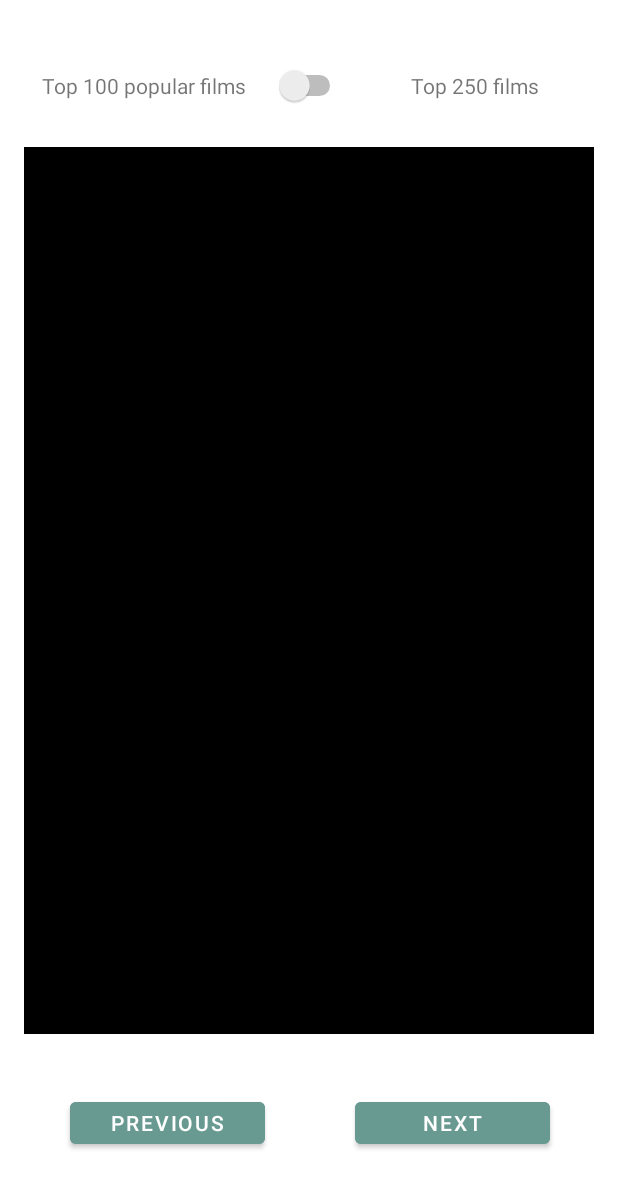
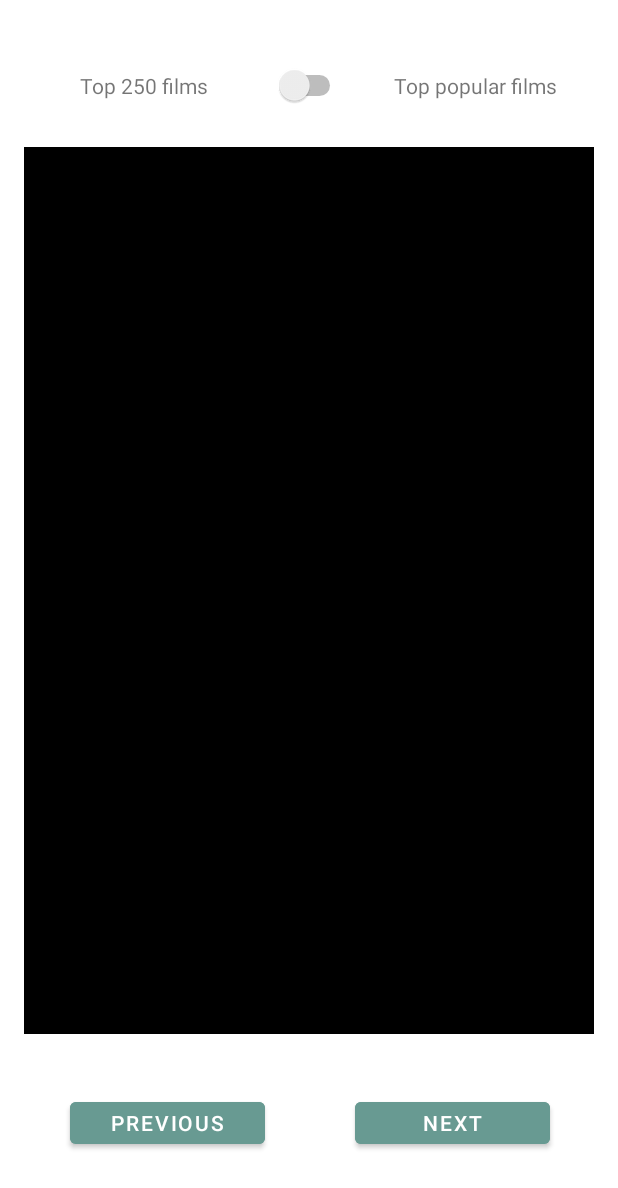
Before and after one commit to Foxxx48/MyFavoritMovieApp, an Android app: the layout activity_main.xml on its own in the app's theme, with its tools: preview values and no code run, on a phone screen of 412 x 824 dp. Shown: the top 1188 px of the screen. Run offline under Robolectric (Android 15) with nearby library versions, the phone set to English and light mode, and no system bars.

```diff
--- a/app/src/main/res/layout/activity_main.xml
+++ b/app/src/main/res/layout/activity_main.xml
@@ -103,20 +103,20 @@
         app:layout_constraintTop_toTopOf="@+id/gl_top" />
 
     <TextView
-        android:id="@+id/tv_most_popular"
+        android:id="@+id/tv_top_best_250"
         android:layout_width="wrap_content"
         android:layout_height="wrap_content"
-        android:text="Top 100 popular films"
+        android:text="Top 250 films"
         app:layout_constraintBottom_toTopOf="@+id/guideline4"
         app:layout_constraintEnd_toStartOf="@+id/guideline7"
         app:layout_constraintStart_toStartOf="@+id/gl_start"
         app:layout_constraintTop_toTopOf="@+id/gl_top" />
 
     <TextView
-        android:id="@+id/tv_most_rating"
+        android:id="@+id/tv_most_popular"
         android:layout_width="wrap_content"
         android:layout_height="wrap_content"
-        android:text="Top 250 films"
+        android:text="Top popular films"
         app:layout_constraintBottom_toTopOf="@+id/guideline4"
         app:layout_constraintEnd_toStartOf="@+id/gl_end"
         app:layout_constraintStart_toStartOf="@+id/guideline8"
```
Also changed, not shown: app/src/main/java/com/fox/myfavoritmovieapp/presentation/main/MainActivity.kt (+20 -2 lines), app/src/main/res/values/colors.xml (+11 -0 lines).
